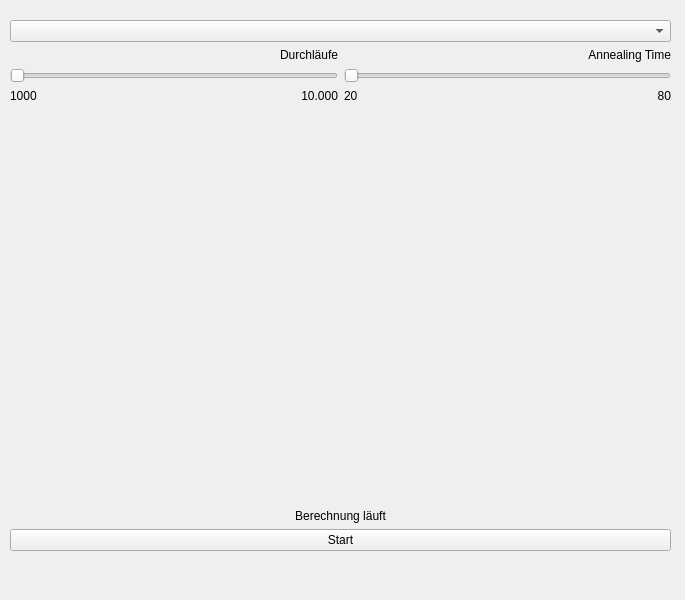
Quantum-Computing-Jufo-2019/JuFo-2019-Quantum-Computing, file GUI/Jufo.ui: the form before one commit.
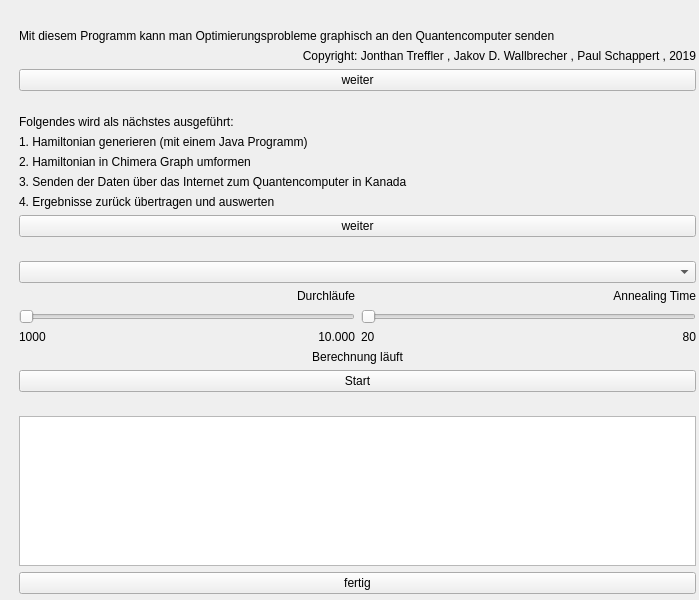
The form after the commit. Icons and pictures are not drawn.

```diff
--- a/GUI/Jufo.ui
+++ b/GUI/Jufo.ui
@@ -6,7 +6,7 @@
    <rect>
     <x>0</x>
     <y>0</y>
-    <width>685</width>
+    <width>699</width>
     <height>600</height>
    </rect>
   </property>
@@ -23,15 +23,97 @@
      <rect>
       <x>10</x>
       <y>20</y>
-      <width>661</width>
-      <height>531</height>
+      <width>695</width>
+      <height>583</height>
      </rect>
     </property>
     <layout class="QVBoxLayout" name="verticalLayout_2">
      <item>
-      <layout class="QVBoxLayout" name="verticalLayout_3">
+      <widget class="QFrame" name="side_frame_0">
+       <layout class="QVBoxLayout" name="side_0">
        <item>
-        <widget class="QComboBox" name="comboBox_2"/>
+         <widget class="QLabel" name="infos_label_side_0">
+          <property name="text">
+           <string>Mit diesem Programm kann man Optimierungsprobleme graphisch an den Quantencomputer senden</string>
+          </property>
+          <property name="wordWrap">
+           <bool>false</bool>
+          </property>
+         </widget>
+        </item>
+        <item>
+         <widget class="QLabel" name="label">
+          <property name="text">
+           <string>Copyright: Jonthan Treffler , Jakov D. Wallbrecher , Paul Schappert , 2019</string>
+          </property>
+          <property name="alignment">
+           <set>Qt::AlignBottom|Qt::AlignRight|Qt::AlignTrailing</set>
+          </property>
+         </widget>
+        </item>
+        <item>
+         <widget class="QPushButton" name="button_to_side_1">
+          <property name="text">
+           <string>weiter</string>
+          </property>
+         </widget>
+        </item>
+       </layout>
+      </widget>
+     </item>
+     <item>
+      <widget class="QFrame" name="side_frame_1">
+       <layout class="QVBoxLayout" name="side_1">
+        <item>
+         <widget class="QLabel" name="infos_bales_side_1">
+          <property name="text">
+           <string>Folgendes wird als nächstes ausgeführt:</string>
+          </property>
+         </widget>
+        </item>
+        <item>
+         <widget class="QLabel" name="label_2">
+          <property name="text">
+           <string>1. Hamiltonian generieren (mit einem Java Programm)</string>
+          </property>
+         </widget>
+        </item>
+        <item>
+         <widget class="QLabel" name="label_3">
+          <property name="text">
+           <string>2. Hamiltonian in Chimera Graph umformen</string>
+          </property>
+         </widget>
+        </item>
+        <item>
+         <widget class="QLabel" name="label_4">
+          <property name="text">
+           <string>3. Senden der Daten über das Internet zum Quantencomputer in Kanada</string>
+          </property>
+         </widget>
+        </item>
+        <item>
+         <widget class="QLabel" name="label_5">
+          <property name="text">
+           <string>4. Ergebnisse zurück übertragen und auswerten</string>
+          </property>
+         </widget>
+        </item>
+        <item>
+         <widget class="QPushButton" name="button_to_side_2">
+          <property name="text">
+           <string>weiter</string>
+          </property>
+         </widget>
+        </item>
+       </layout>
+      </widget>
+     </item>
+     <item>
+      <widget class="QFrame" name="side_frame_2">
+       <layout class="QVBoxLayout" name="side_2">
+        <item>
+         <widget class="QComboBox" name="hamiltonian_select"/>
        </item>
        <item>
         <layout class="QHBoxLayout" name="horizontalLayout_5" stretch="0,0">
@@ -67,6 +149,21 @@
          </property>
          <item>
           <widget class="QSlider" name="durchlaufe_slider">
+            <property name="minimum">
+             <number>1000</number>
+            </property>
+            <property name="maximum">
+             <number>10000</number>
+            </property>
+            <property name="singleStep">
+             <number>100</number>
+            </property>
+            <property name="pageStep">
+             <number>100</number>
+            </property>
+            <property name="sliderPosition">
+             <number>1000</number>
+            </property>
            <property name="orientation">
             <enum>Qt::Horizontal</enum>
            </property>
@@ -132,20 +229,7 @@
         </layout>
        </item>
        <item>
-        <spacer name="verticalSpacer">
-         <property name="orientation">
-          <enum>Qt::Vertical</enum>
-         </property>
-         <property name="sizeHint" stdset="0">
-          <size>
-           <width>20</width>
-           <height>40</height>
-          </size>
-         </property>
-        </spacer>
-       </item>
-       <item>
-        <widget class="QLabel" name="label">
+         <widget class="QLabel" name="berechnung_lauft">
          <property name="text">
           <string>Berechnung läuft</string>
          </property>
@@ -155,7 +239,7 @@
         </widget>
        </item>
        <item>
-        <widget class="QPushButton" name="Start">
+         <widget class="QPushButton" name="start_button">
          <property name="text">
           <string>Start</string>
          </property>
@@ -174,6 +258,42 @@
         </widget>
        </item>
       </layout>
+      </widget>
+     </item>
+     <item>
+      <widget class="QFrame" name="side_frame_4">
+       <layout class="QVBoxLayout" name="side_frame_3">
+        <item>
+         <widget class="QTableWidget" name="results_table">
+          <property name="editTriggers">
+           <set>QAbstractItemView::NoEditTriggers</set>
+          </property>
+          <attribute name="horizontalHeaderVisible">
+           <bool>false</bool>
+          </attribute>
+          <attribute name="horizontalHeaderDefaultSectionSize">
+           <number>30</number>
+          </attribute>
+          <attribute name="horizontalHeaderHighlightSections">
+           <bool>false</bool>
+          </attribute>
+          <attribute name="verticalHeaderVisible">
+           <bool>false</bool>
+          </attribute>
+          <attribute name="verticalHeaderHighlightSections">
+           <bool>false</bool>
+          </attribute>
+         </widget>
+        </item>
+        <item>
+         <widget class="QPushButton" name="button_to_side_0">
+          <property name="text">
+           <string>fertig</string>
+          </property>
+         </widget>
+        </item>
+       </layout>
+      </widget>
      </item>
     </layout>
    </widget>
```
Left out of the diff: 2 changed lines with no effect on the pictures. Lines whose indentation alone changed are shown as unchanged.
